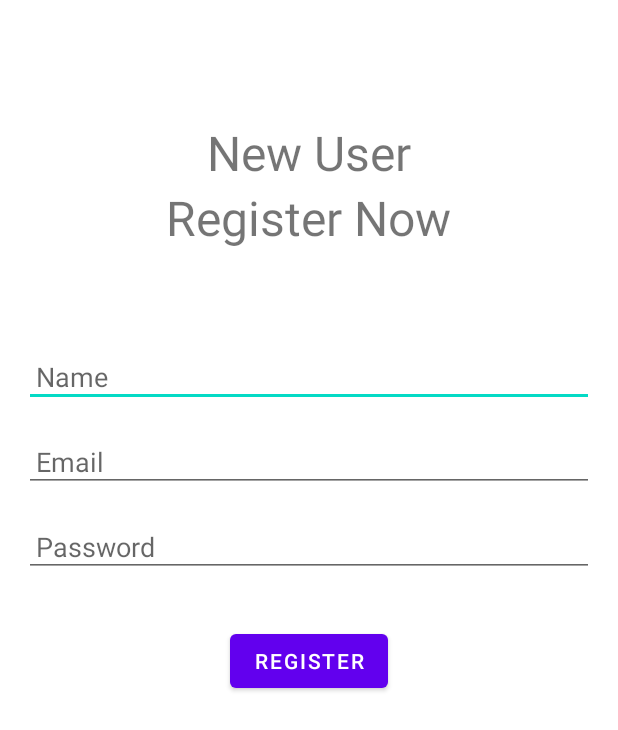
After one commit to Uni-Project30/Git-Project, an Android app: the RegisterActivity screen opened directly, with no data from a screen before it, on a phone screen of 412 x 824 dp. The commit adds this screen. Shown: the top 730 px of the screen. Run offline under Robolectric (Android 15) with nearby library versions, the phone set to English and light mode, and no system bars; our stand-ins replace Firebase (no records; nobody signed in at launch, a user with empty details on screens opened directly).

Commit message:
Login and Register Activity-- Yash

```diff
--- a/app/src/main/res/layout/activity_main.xml
+++ b/app/src/main/res/layout/activity_main.xml
@@ -24,7 +24,7 @@
     <com.google.android.material.navigation.NavigationView
         android:layout_width="wrap_content"
         android:layout_height="match_parent"
-        android:id="@+id/side_nav"
+        android:id="@+id/side_nav1"
         app:headerLayout="@layout/side_nav_header"
         app:menu="@menu/side_nav"
         android:layout_gravity="start">
--- /dev/null
+++ b/app/src/main/res/layout/activity_register.xml
@@ -0,0 +1,61 @@
+<?xml version="1.0" encoding="utf-8"?>
+<LinearLayout xmlns:android="http://schemas.android.com/apk/res/android"
+    xmlns:app="http://schemas.android.com/apk/res-auto"
+    xmlns:tools="http://schemas.android.com/tools"
+    android:layout_width="match_parent"
+    android:layout_height="match_parent"
+    android:orientation="vertical"
+    android:padding="16dp"
+    tools:context=".RegisterActivity">
+
+    <TextView
+        android:layout_width="wrap_content"
+        android:layout_height="wrap_content"
+        android:layout_gravity="center"
+        android:layout_marginTop="64dp"
+        android:textSize="32sp"
+        android:text="New User"/>
+    <TextView
+        android:layout_width="wrap_content"
+        android:layout_height="wrap_content"
+        android:textSize="32sp"
+        android:layout_gravity="center"
+        android:text="Register Now"/>
+
+
+
+    <EditText
+        android:id="@+id/et_name_register"
+        android:layout_width="match_parent"
+        android:layout_height="wrap_content"
+        android:layout_marginTop="64dp"
+        android:padding="8dp"
+        android:hint="Name"/>
+
+    <EditText
+        android:id="@+id/et_email_register"
+        android:layout_width="match_parent"
+        android:layout_height="wrap_content"
+        android:layout_marginTop="16dp"
+        android:padding="8dp"
+        android:hint="Email"/>
+
+    <EditText
+        android:id="@+id/et_password_register"
+        android:layout_width="match_parent"
+        android:layout_height="wrap_content"
+        android:layout_marginTop="16dp"
+        android:padding="8dp"
+        android:hint="Password"/>
+
+    <Button
+        android:id="@+id/bt_register_register"
+        android:layout_width="wrap_content"
+        android:layout_height="wrap_content"
+        android:text="Register"
+        android:layout_marginTop="32dp"
+        android:layout_gravity="center"/>
+
+
+
+</LinearLayout>
--- /dev/null
+++ b/app/src/main/res/values-land/dimens.xml
@@ -0,0 +1,3 @@
+<resources>
+ <dimen name="activity_horizontal_margin">48dp</dimen>
+</resources>
--- /dev/null
+++ b/app/src/main/res/values-w1240dp/dimens.xml
@@ -0,0 +1,3 @@
+<resources>
+ <dimen name="activity_horizontal_margin">200dp</dimen>
+</resources>
--- /dev/null
+++ b/app/src/main/res/values-w600dp/dimens.xml
@@ -0,0 +1,3 @@
+<resources>
+ <dimen name="activity_horizontal_margin">48dp</dimen>
+</resources>
--- /dev/null
+++ b/app/src/main/res/values/dimens.xml
@@ -0,0 +1,5 @@
+<resources>
+    <!-- Default screen margins, per the Android Design guidelines. -->
+ <dimen name="activity_horizontal_margin">16dp</dimen>
+ <dimen name="activity_vertical_margin">16dp</dimen>
+</resources>
```
Also changed, not shown: app/build.gradle (+20 -0 lines), app/src/main/AndroidManifest.xml (+17 -2 lines), app/src/main/java/com/example/ugp/LoginActivity.kt (added, +168 -0 lines), app/src/main/java/com/example/ugp/MainActivity.kt (+32 -23 lines), app/src/main/java/com/example/ugp/PhoneLoginActivity.kt (added, +11 -0 lines), app/src/main/java/com/example/ugp/RegisterActivity.kt (added, +92 -0 lines), app/src/main/res/layout/activity_login.xml (added, +73 -0 lines), app/src/main/res/layout/activity_phone_login.xml (added, +9 -0 lines), app/src/main/res/values/strings.xml (+11 -1 lines), 1 other file.
